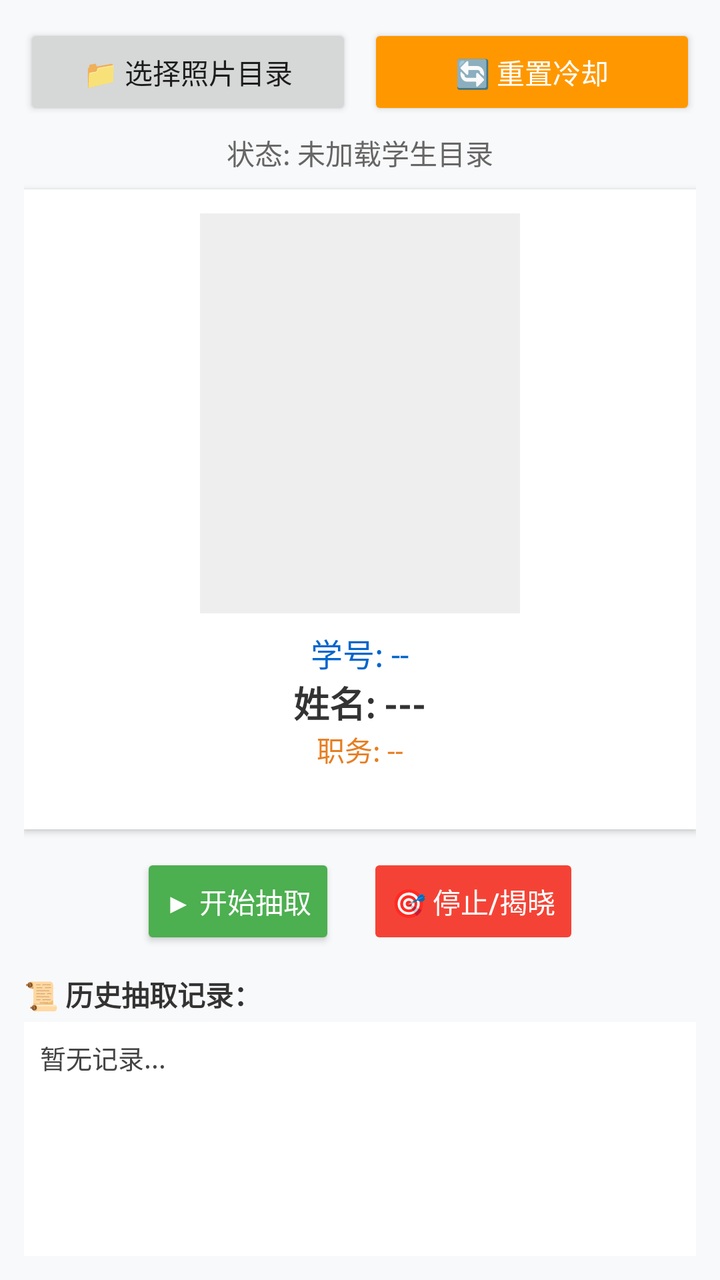
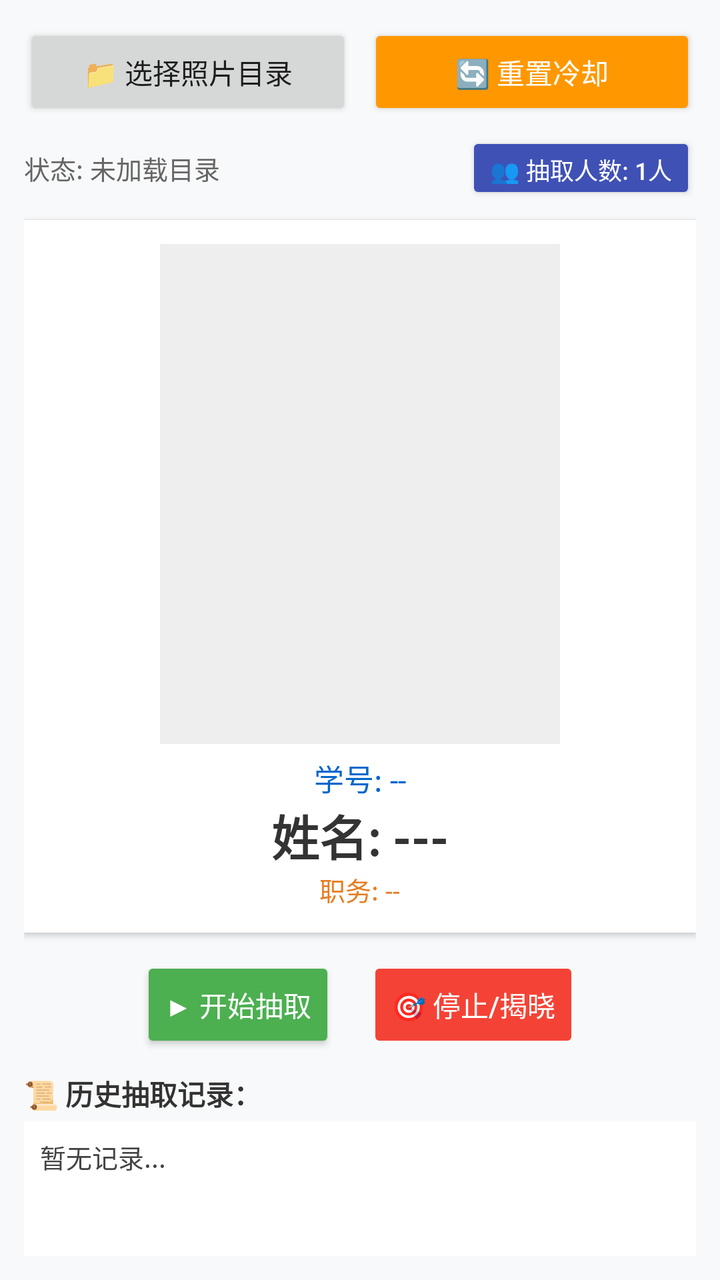

An Android layout rendered at two revisions. The XML below is the earlier revision; the diff shows what the commit changed to produce the second picture.
<!-- AndroidManifest.xml: application theme Theme.AppCompat.Light.NoActionBar -->
<!-- res/layout/activity_main.xml -->
<?xml version="1.0" encoding="utf-8"?>
<LinearLayout xmlns:android="http://schemas.android.com/apk/res/android"
    android:layout_width="match_parent"
    android:layout_height="match_parent"
    android:background="#F8F9FA"
    android:orientation="vertical"
    android:padding="12dp">

    <LinearLayout
        android:layout_width="match_parent"
        android:layout_height="wrap_content"
        android:orientation="horizontal">
        <Button
            android:id="@+id/btnSelectFolder"
            android:layout_width="0dp"
            android:layout_height="wrap_content"
            android:layout_weight="1"
            android:text="📁 选择照片目录" />
        <Button
            android:id="@+id/btnResetCooldown"
            android:layout_width="0dp"
            android:layout_height="wrap_content"
            android:layout_weight="1"
            android:layout_marginStart="8dp"
            android:backgroundTint="#FF9800"
            android:text="🔄 重置冷却"
            android:textColor="#FFFFFF" />
    </LinearLayout>

    <TextView
        android:id="@+id/tvStatusInfo"
        android:layout_width="match_parent"
        android:layout_height="wrap_content"
        android:layout_marginTop="6dp"
        android:gravity="center"
        android:text="状态: 未加载学生目录"
        android:textColor="#666666"
        android:textSize="14sp" />

    <LinearLayout
        android:layout_width="match_parent"
        android:layout_height="wrap_content"
        android:minHeight="320dp"
        android:layout_marginTop="8dp"
        android:background="#FFFFFF"
        android:elevation="2dp"
        android:gravity="center_horizontal"
        android:orientation="vertical"
        android:padding="12dp">

        <ImageView
            android:id="@+id/imgResult"
            android:layout_width="160dp"
            android:layout_height="200dp"
            android:background="#EEEEEE"
            android:scaleType="centerCrop" />

        <TextView
            android:id="@+id/tvResultId"
            android:layout_width="wrap_content"
            android:layout_height="wrap_content"
            android:layout_marginTop="8dp"
            android:minHeight="22dp"
            android:text="学号: --"
            android:textColor="#0066CC"
            android:textSize="16sp" />

        <TextView
            android:id="@+id/tvResultName"
            android:layout_width="wrap_content"
            android:layout_height="wrap_content"
            android:minHeight="26dp"
            android:text="姓名: ---"
            android:textColor="#333333"
            android:textSize="18sp"
            android:textStyle="bold" />

        <TextView
            android:id="@+id/tvResultTitle"
            android:layout_width="wrap_content"
            android:layout_height="wrap_content"
            android:minHeight="20dp"
            android:text="职务: --"
            android:textColor="#E67E22"
            android:textSize="14sp" />
    </LinearLayout>

    <LinearLayout
        android:layout_width="match_parent"
        android:layout_height="wrap_content"
        android:layout_marginTop="12dp"
        android:gravity="center"
        android:orientation="horizontal">
        <Button
            android:id="@+id/btnStart"
            android:layout_width="wrap_content"
            android:layout_height="wrap_content"
            android:backgroundTint="#4CAF50"
            android:text="▶ 开始抽取"
            android:textColor="#FFFFFF" />
        <Button
            android:id="@+id/btnStop"
            android:layout_width="wrap_content"
            android:layout_height="wrap_content"
            android:layout_marginStart="16dp"
            android:backgroundTint="#F44336"
            android:enabled="false"
            android:text="🎯 停止/揭晓"
            android:textColor="#FFFFFF" />
    </LinearLayout>

    <TextView
        android:layout_width="match_parent"
        android:layout_height="wrap_content"
        android:layout_marginTop="12dp"
        android:text="📜 历史抽取记录："
        android:textColor="#333333"
        android:textStyle="bold" />

    <ScrollView
        android:layout_width="match_parent"
        android:layout_height="0dp"
        android:layout_weight="1"
        android:layout_marginTop="4dp"
        android:background="#FFFFFF"
        android:padding="8dp">
        <TextView
            android:id="@+id/tvHistoryLog"
            android:layout_width="match_parent"
            android:layout_height="wrap_content"
            android:text="暂无记录..."
            android:textColor="#444444"
            android:textSize="13sp" />
    </ScrollView>

</LinearLayout>
<!-- resources referenced by this layout -->
<resources>

</resources>

<!-- the commit's change to res/layout/activity_main.xml (unified diff, before → after) -->
@@ -27,20 +27,34 @@
             android:textColor="#FFFFFF" />
     </LinearLayout>
 
-    <TextView
-        android:id="@+id/tvStatusInfo"
+    <LinearLayout
         android:layout_width="match_parent"
         android:layout_height="wrap_content"
         android:layout_marginTop="6dp"
-        android:gravity="center"
-        android:text="状态: 未加载学生目录"
-        android:textColor="#666666"
-        android:textSize="14sp" />
+        android:orientation="horizontal"
+        android:gravity="center">
+        <TextView
+            android:id="@+id/tvStatusInfo"
+            android:layout_width="0dp"
+            android:layout_height="wrap_content"
+            android:layout_weight="1"
+            android:text="状态: 未加载目录"
+            android:textColor="#666666"
+            android:textSize="13sp" />
+        <Button
+            android:id="@+id/btnBatchCount"
+            android:layout_width="wrap_content"
+            android:layout_height="36dp"
+            android:backgroundTint="#3F51B5"
+            android:text="👥 抽取人数: 1人"
+            android:textColor="#FFFFFF"
+            android:textSize="12sp" />
+    </LinearLayout>
 
     <LinearLayout
         android:layout_width="match_parent"
         android:layout_height="wrap_content"
-        android:minHeight="320dp"
+        android:minHeight="350dp"
         android:layout_marginTop="8dp"
         android:background="#FFFFFF"
         android:elevation="2dp"
@@ -50,8 +64,8 @@
 
         <ImageView
             android:id="@+id/imgResult"
-            android:layout_width="160dp"
-            android:layout_height="200dp"
+            android:layout_width="200dp"
+            android:layout_height="250dp"
             android:background="#EEEEEE"
             android:scaleType="centerCrop" />
 
@@ -59,30 +73,30 @@
             android:id="@+id/tvResultId"
             android:layout_width="wrap_content"
             android:layout_height="wrap_content"
-            android:layout_marginTop="8dp"
-            android:minHeight="22dp"
+            android:layout_marginTop="6dp"
+            android:minHeight="20dp"
             android:text="学号: --"
             android:textColor="#0066CC"
-            android:textSize="16sp" />
+            android:textSize="15sp" />
 
         <TextView
             android:id="@+id/tvResultName"
             android:layout_width="wrap_content"
             android:layout_height="wrap_content"
-            android:minHeight="26dp"
+            android:minHeight="32dp"
             android:text="姓名: ---"
             android:textColor="#333333"
-            android:textSize="18sp"
+            android:textSize="24sp"
             android:textStyle="bold" />
 
         <TextView
             android:id="@+id/tvResultTitle"
             android:layout_width="wrap_content"
             android:layout_height="wrap_content"
-            android:minHeight="20dp"
+            android:minHeight="18dp"
             android:text="职务: --"
             android:textColor="#E67E22"
-            android:textSize="14sp" />
+            android:textSize="13sp" />
     </LinearLayout>
 
     <LinearLayout
@@ -112,7 +126,7 @@
     <TextView
         android:layout_width="match_parent"
         android:layout_height="wrap_content"
-        android:layout_marginTop="12dp"
+        android:layout_marginTop="10dp"
         android:text="📜 历史抽取记录："
         android:textColor="#333333"
         android:textStyle="bold" />
